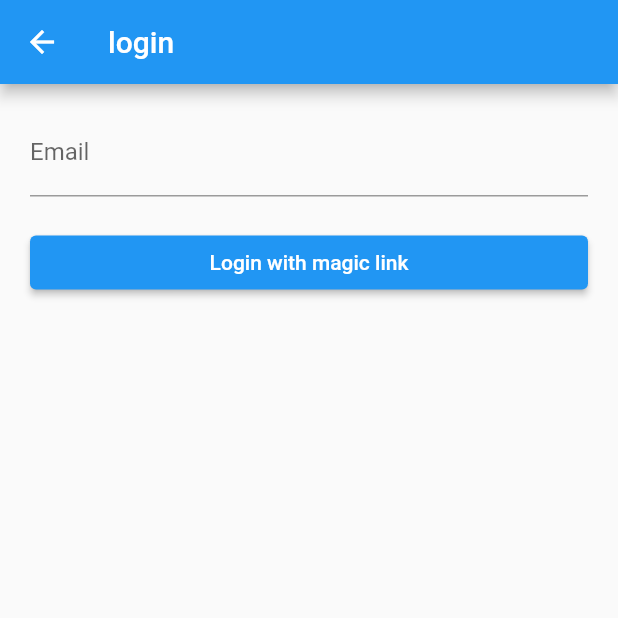
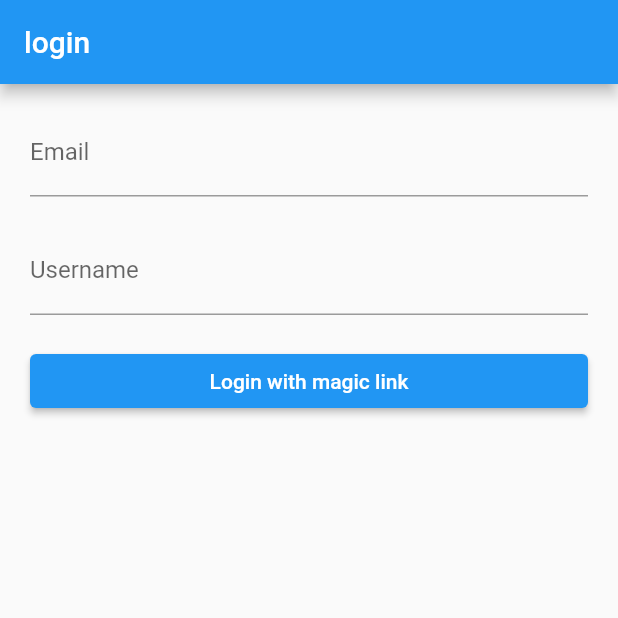
Before and after one commit to dshukertjr/twitter_clone, a Flutter app: the LoginPage screen opened directly, on a phone screen of 412 x 824 dp, the top half of it. Run offline on Flutter 3.47's test engine with Material 2 defaults, Android fonts, the phone set to English and light mode, and no system bars; our stand-ins replace flutter_feather_icons, supabase_flutter; accounts and stored records are empty.

Commit message:
update schema

```diff
--- a/lib/main.dart
+++ b/lib/main.dart
@@ -19,7 +19,7 @@ class MyApp extends StatelessWidget {
   @override
   Widget build(BuildContext context) {
     return const MaterialApp(
-      home: HomePage(),
+      home: LoginPage(),
     );
 
     return MaterialApp(
--- a/lib/pages/login_page.dart
+++ b/lib/pages/login_page.dart
@@ -10,6 +10,8 @@ class LoginPage extends StatefulWidget {
 
 class _LoginPageState extends State<LoginPage> {
   final _emailController = TextEditingController();
+  final _usernameController = TextEditingController();
+
   final _formKey = GlobalKey<FormState>();
 
   var _loading = false;
@@ -34,9 +36,29 @@ class _LoginPageState extends State<LoginPage> {
                 padding: listPadding,
                 children: [
                   TextFormField(
+                    validator: (value) {
+                      if (value == null || value.isEmpty) {
+                        return 'Please enter an email';
+                      }
+                      return null;
+                    },
                     controller: _emailController,
+                    keyboardType: TextInputType.emailAddress,
                     decoration: const InputDecoration(
                       label: Text('Email'),
+                    ),
+                  ),
+                  spacer,
+                  TextFormField(
+                    validator: (value) {
+                      if (value == null || value.isEmpty) {
+                        return 'Please set a username';
+                      }
+                      return null;
+                    },
+                    controller: _usernameController,
+                    decoration: const InputDecoration(
+                      label: Text('Username'),
                     ),
                   ),
                   spacer,
@@ -49,8 +71,10 @@ class _LoginPageState extends State<LoginPage> {
                         _loading = true;
                       });
                       final email = _emailController.text;
+                      final name = _usernameController.text;
                       await supabase.auth.signInWithOtp(
                         email: email,
+                        data: {'name': name},
                         emailRedirectTo: 'com.supabase://login',
                       );
 
```
Also changed, not shown: 1 other file.
